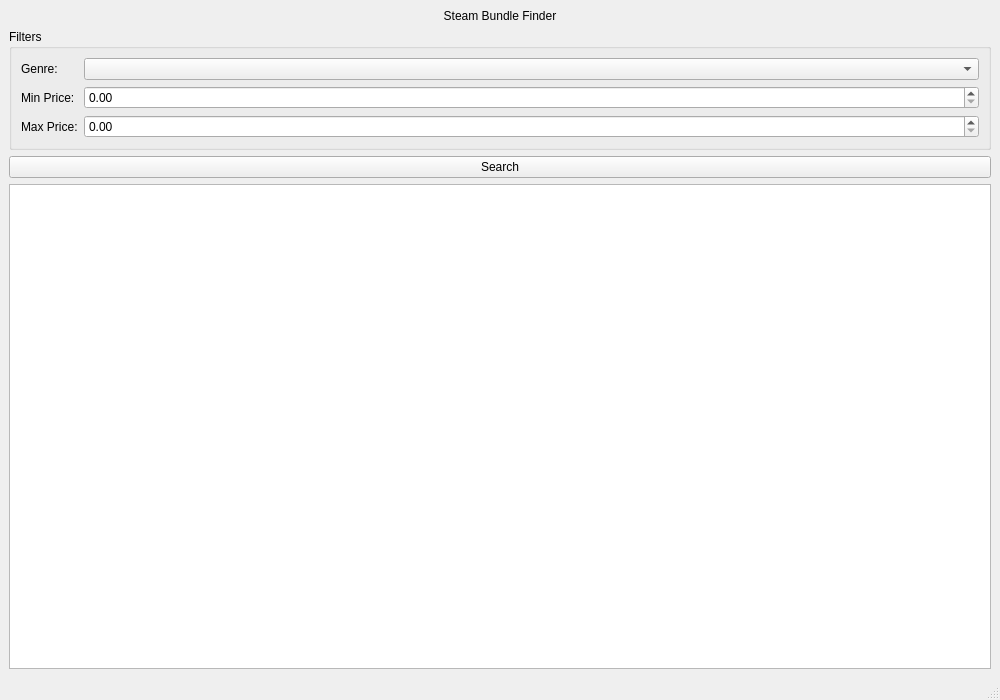
First picture: the form in UI/Window.ui, repository zbon0830/SteamGameFinder, before the edit.
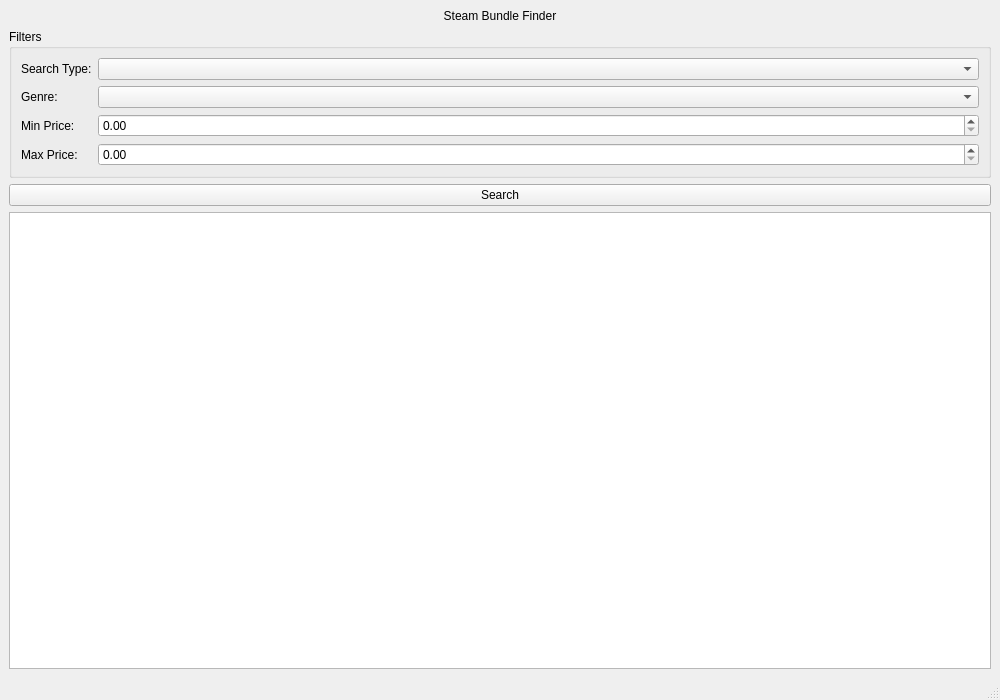
Second picture: the form after the edit.

Commit message: Wire Qt UI to search and added a mode selector

```diff
--- a/UI/Window.ui
+++ b/UI/Window.ui
@@ -33,24 +33,35 @@
                         </property>
                         <layout class="QFormLayout" name="formLayout">
                             <item row="0" column="0">
+                                <widget class="QLabel" name="modeLabel">
+                                    <property name="text">
+                                        <string>Search Type:</string>
+                                    </property>
+                                </widget>
+                            </item>
+                            <item row="0" column="1">
+                                <widget class="QComboBox" name="modeComboBox"/>
+                            </item>
+
+                            <item row="1" column="0">
                                 <widget class="QLabel" name="genreLabel">
                                     <property name="text">
                                         <string>Genre:</string>
                                     </property>
                                 </widget>
                             </item>
-                            <item row="0" column="1">
+                            <item row="1" column="1">
                                 <widget class="QComboBox" name="genreComboBox"/>
                             </item>
 
-                            <item row="1" column="0">
+                            <item row="2" column="0">
                                 <widget class="QLabel" name="minPriceLabel">
                                     <property name="text">
                                         <string>Min Price:</string>
                                     </property>
                                 </widget>
                             </item>
-                            <item row="1" column="1">
+                            <item row="2" column="1">
                                 <widget class="QDoubleSpinBox" name="minPriceSpinBox">
                                     <property name="maximum">
                                         <double>9999.000000000000000</double>
@@ -58,14 +69,14 @@
                                 </widget>
                             </item>
 
-                            <item row="2" column="0">
+                            <item row="3" column="0">
                                 <widget class="QLabel" name="maxPriceLabel">
                                     <property name="text">
                                         <string>Max Price:</string>
                                     </property>
                                 </widget>
                             </item>
-                            <item row="2" column="1">
+                            <item row="3" column="1">
                                 <widget class="QDoubleSpinBox" name="maxPriceSpinBox">
                                     <property name="maximum">
                                         <double>9999.000000000000000</double>
```
The commit also changes 6 other files.
